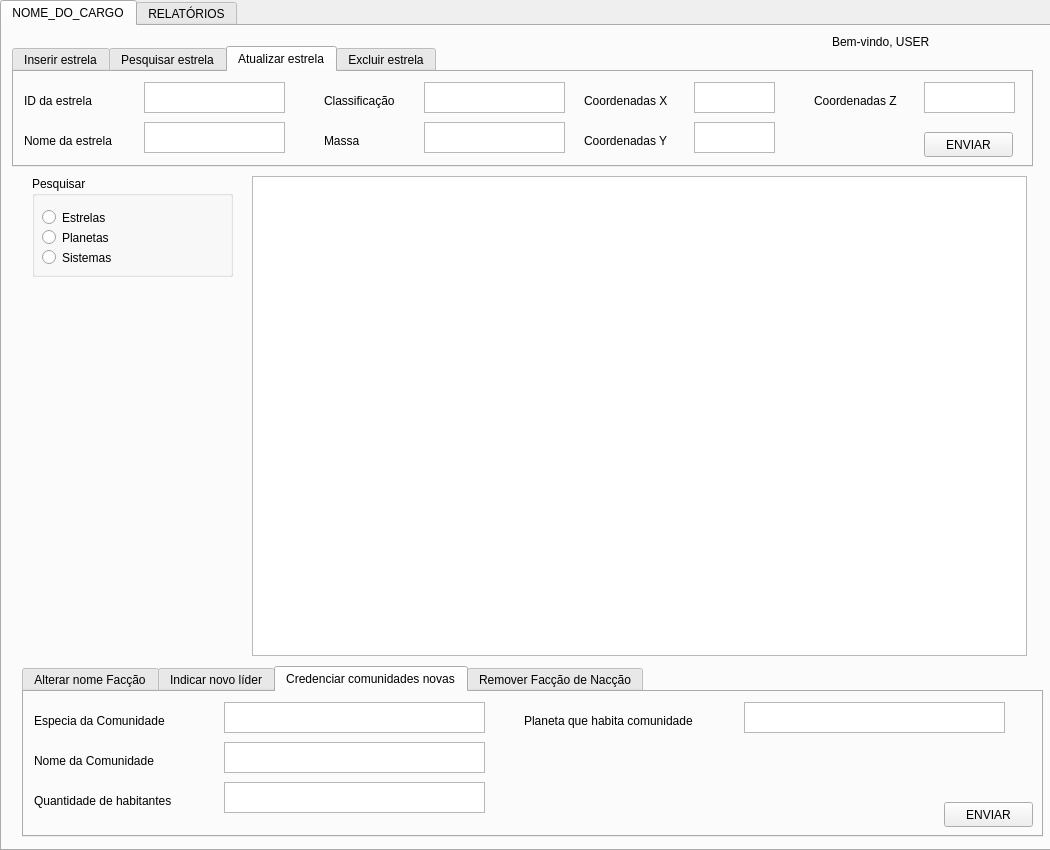
This is overview_pages/cientista_page/cientista.ui in Linkinhh/BANCO_DADOS as Qt 5 draws it before an edit. The edited form follows.
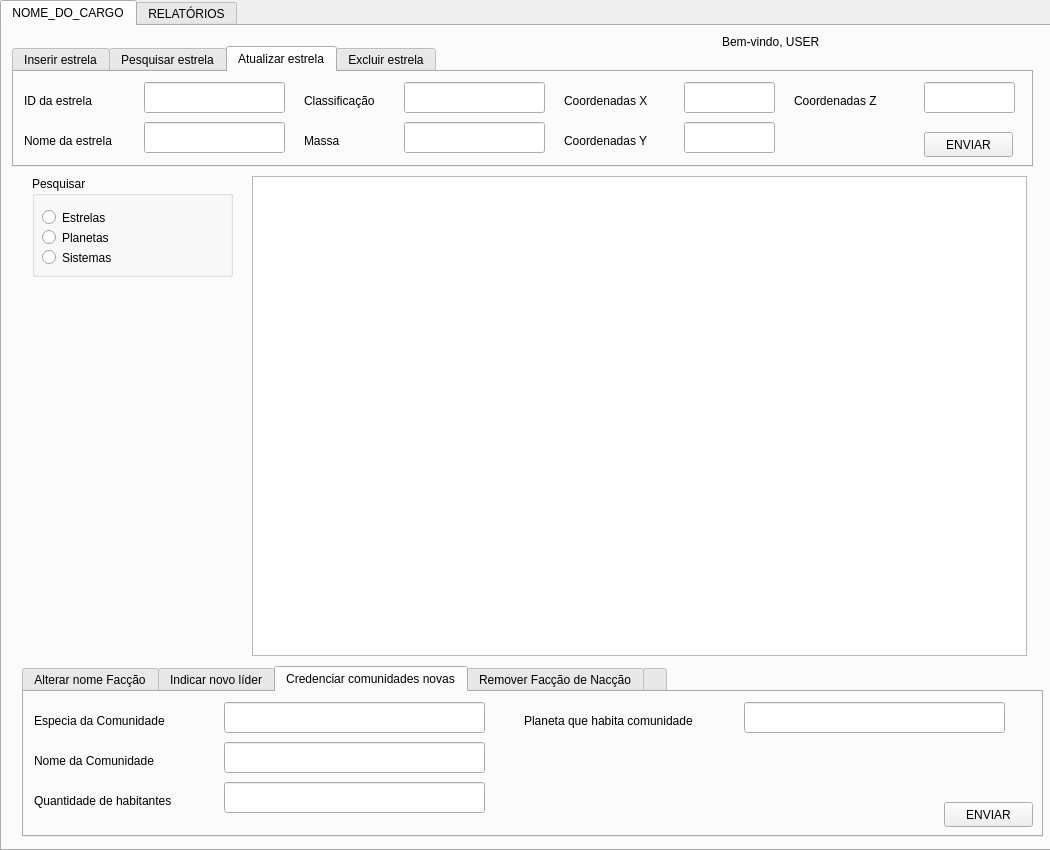
This is the edited form. The open tabs and pages were chosen to show the change.

The edit to the form file:
```diff
--- a/overview_pages/cientista_page/cientista.ui
+++ b/overview_pages/cientista_page/cientista.ui
@@ -140,26 +140,6 @@
         <string>Nome da Comunidade</string>
        </property>
       </widget>
-      <widget class="QPlainTextEdit" name="plainTextEdit_12">
-       <property name="geometry">
-        <rect>
-         <x>200</x>
-         <y>50</y>
-         <width>261</width>
-         <height>31</height>
-        </rect>
-       </property>
-      </widget>
-      <widget class="QPlainTextEdit" name="plainTextEdit_13">
-       <property name="geometry">
-        <rect>
-         <x>200</x>
-         <y>10</y>
-         <width>261</width>
-         <height>31</height>
-        </rect>
-       </property>
-      </widget>
       <widget class="QLabel" name="label_13">
        <property name="geometry">
         <rect>
@@ -173,16 +153,6 @@
         <string>Especia da Comunidade</string>
        </property>
       </widget>
-      <widget class="QPlainTextEdit" name="plainTextEdit_14">
-       <property name="geometry">
-        <rect>
-         <x>200</x>
-         <y>90</y>
-         <width>261</width>
-         <height>31</height>
-        </rect>
-       </property>
-      </widget>
       <widget class="QLabel" name="label_14">
        <property name="geometry">
         <rect>
@@ -222,7 +192,27 @@
         <string>Planeta que habita comunidade</string>
        </property>
       </widget>
-      <widget class="QPlainTextEdit" name="plainTextEdit_15">
+      <widget class="QLineEdit" name="textEspecieComunidade">
+       <property name="geometry">
+        <rect>
+         <x>200</x>
+         <y>10</y>
+         <width>261</width>
+         <height>31</height>
+        </rect>
+       </property>
+      </widget>
+      <widget class="QLineEdit" name="textQuantidadeComunidade">
+       <property name="geometry">
+        <rect>
+         <x>200</x>
+         <y>90</y>
+         <width>261</width>
+         <height>31</height>
+        </rect>
+       </property>
+      </widget>
+      <widget class="QLineEdit" name="textPlanetaComunidade">
        <property name="geometry">
         <rect>
          <x>720</x>
@@ -232,6 +222,16 @@
         </rect>
        </property>
       </widget>
+      <widget class="QLineEdit" name="textNomeComunidade">
+       <property name="geometry">
+        <rect>
+         <x>200</x>
+         <y>50</y>
+         <width>261</width>
+         <height>31</height>
+        </rect>
+       </property>
+      </widget>
      </widget>
      <widget class="QWidget" name="tab_10">
       <attribute name="title">
@@ -251,6 +251,27 @@
        </property>
       </widget>
      </widget>
+     <widget class="QWidget" name="tabNaoLider">
+      <attribute name="title">
+       <string/>
+      </attribute>
+      <widget class="QLabel" name="label_5">
+       <property name="geometry">
+        <rect>
+         <x>390</x>
+         <y>50</y>
+         <width>291</width>
+         <height>31</height>
+        </rect>
+       </property>
+       <property name="styleSheet">
+        <string notr="true">font: 18pt &quot;Ubuntu&quot;;</string>
+       </property>
+       <property name="text">
+        <string>Voce não é líder de Facção</string>
+       </property>
+      </widget>
+     </widget>
     </widget>
     <widget class="QGroupBox" name="groupBox">
      <property name="geometry">
@@ -317,9 +338,9 @@
     <widget class="QLabel" name="label_4">
      <property name="geometry">
       <rect>
-       <x>830</x>
+       <x>720</x>
        <y>0</y>
-       <width>191</width>
+       <width>301</width>
        <height>31</height>
       </rect>
      </property>
@@ -569,7 +590,7 @@
       <widget class="QLabel" name="label_29">
        <property name="geometry">
         <rect>
-         <x>570</x>
+         <x>550</x>
          <y>20</y>
          <width>111</width>
          <height>17</height>
@@ -579,30 +600,10 @@
         <string>Coordenadas X</string>
        </property>
       </widget>
-      <widget class="QPlainTextEdit" name="plainTextEdit_28">
-       <property name="geometry">
-        <rect>
-         <x>130</x>
-         <y>50</y>
-         <width>141</width>
-         <height>31</height>
-        </rect>
-       </property>
-      </widget>
-      <widget class="QPlainTextEdit" name="plainTextEdit_29">
-       <property name="geometry">
-        <rect>
-         <x>410</x>
-         <y>50</y>
-         <width>141</width>
-         <height>31</height>
-        </rect>
-       </property>
-      </widget>
       <widget class="QLabel" name="label_30">
        <property name="geometry">
         <rect>
-         <x>800</x>
+         <x>780</x>
          <y>20</y>
          <width>111</width>
          <height>17</height>
@@ -615,7 +616,7 @@
       <widget class="QLabel" name="label_31">
        <property name="geometry">
         <rect>
-         <x>310</x>
+         <x>290</x>
          <y>60</y>
          <width>51</width>
          <height>17</height>
@@ -625,27 +626,7 @@
         <string>Massa</string>
        </property>
       </widget>
-      <widget class="QPlainTextEdit" name="plainTextEdit_30">
-       <property name="geometry">
-        <rect>
-         <x>680</x>
-         <y>50</y>
-         <width>81</width>
-         <height>31</height>
-        </rect>
-       </property>
-      </widget>
-      <widget class="QPlainTextEdit" name="plainTextEdit_31">
-       <property name="geometry">
-        <rect>
-         <x>130</x>
-         <y>10</y>
-         <width>141</width>
-         <height>31</height>
-        </rect>
-       </property>
-      </widget>
-      <widget class="QPushButton" name="pushButton_13">
+      <widget class="QPushButton" name="buttonAtualizarEstrela">
        <property name="geometry">
         <rect>
          <x>910</x>
@@ -658,26 +639,6 @@
         <string>ENVIAR</string>
        </property>
       </widget>
-      <widget class="QPlainTextEdit" name="plainTextEdit_32">
-       <property name="geometry">
-        <rect>
-         <x>680</x>
-         <y>10</y>
-         <width>81</width>
-         <height>31</height>
-        </rect>
-       </property>
-      </widget>
-      <widget class="QPlainTextEdit" name="plainTextEdit_33">
-       <property name="geometry">
-        <rect>
-         <x>910</x>
-         <y>10</y>
-         <width>91</width>
-         <height>31</height>
-        </rect>
-       </property>
-      </widget>
       <widget class="QLabel" name="label_32">
        <property name="geometry">
         <rect>
@@ -707,7 +668,7 @@
       <widget class="QLabel" name="label_34">
        <property name="geometry">
         <rect>
-         <x>310</x>
+         <x>290</x>
          <y>20</y>
          <width>91</width>
          <height>17</height>
@@ -720,7 +681,7 @@
       <widget class="QLabel" name="label_35">
        <property name="geometry">
         <rect>
-         <x>570</x>
+         <x>550</x>
          <y>60</y>
          <width>111</width>
          <height>17</height>
@@ -730,16 +691,76 @@
         <string>Coordenadas Y</string>
        </property>
       </widget>
-      <widget class="QPlainTextEdit" name="plainTextEdit_34">
+      <widget class="QLineEdit" name="textMassaEstrelaAtuailizar">
        <property name="geometry">
         <rect>
-         <x>410</x>
+         <x>390</x>
+         <y>50</y>
+         <width>141</width>
+         <height>31</height>
+        </rect>
+       </property>
+      </widget>
+      <widget class="QLineEdit" name="textCoordYAtuailizar">
+       <property name="geometry">
+        <rect>
+         <x>670</x>
+         <y>50</y>
+         <width>91</width>
+         <height>31</height>
+        </rect>
+       </property>
+      </widget>
+      <widget class="QLineEdit" name="textIDEstrelaAtualizar">
+       <property name="geometry">
+        <rect>
+         <x>130</x>
          <y>10</y>
          <width>141</width>
          <height>31</height>
         </rect>
        </property>
       </widget>
+      <widget class="QLineEdit" name="textNomeEstrelaAtualizar">
+       <property name="geometry">
+        <rect>
+         <x>130</x>
+         <y>50</y>
+         <width>141</width>
+         <height>31</height>
+        </rect>
+       </property>
+      </widget>
+      <widget class="QLineEdit" name="textClassificacaoEstrelaAtualizar">
+       <property name="geometry">
+        <rect>
+         <x>390</x>
+         <y>10</y>
+         <width>141</width>
+         <height>31</height>
+        </rect>
+       </property>
+      </widget>
+      <widget class="QLineEdit" name="textCoordZAtuailizar">
+       <property name="geometry">
+        <rect>
+         <x>910</x>
+         <y>10</y>
+         <width>91</width>
+         <height>31</height>
+        </rect>
+       </property>
+      </widget>
+      <widget class="QLineEdit" name="textCoordXAtuailizar">
+       <property name="geometry">
+        <rect>
+         <x>670</x>
+         <y>10</y>
+         <width>91</width>
+         <height>31</height>
+        </rect>
+       </property>
+      </widget>
      </widget>
      <widget class="QWidget" name="tab_23">
       <attribute name="title">
```
Left out of the diff: 287 changed lines with no effect on the pictures.
